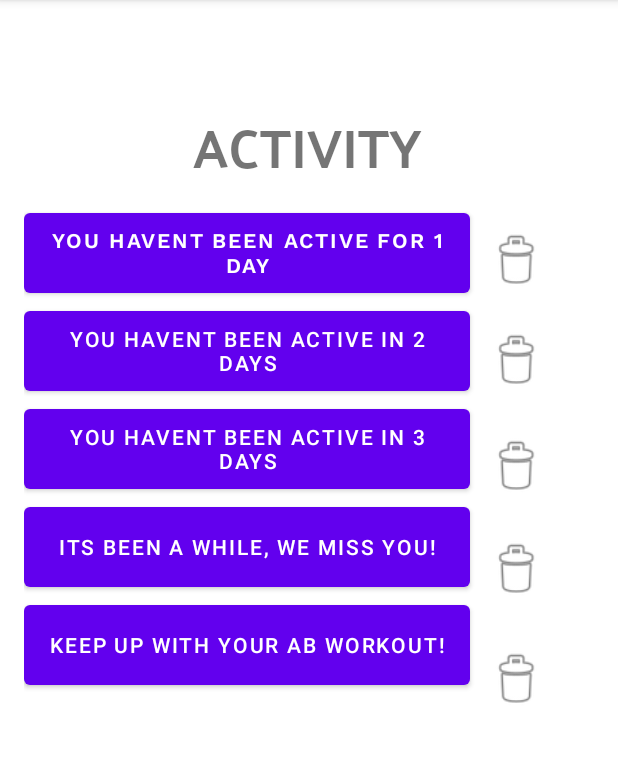
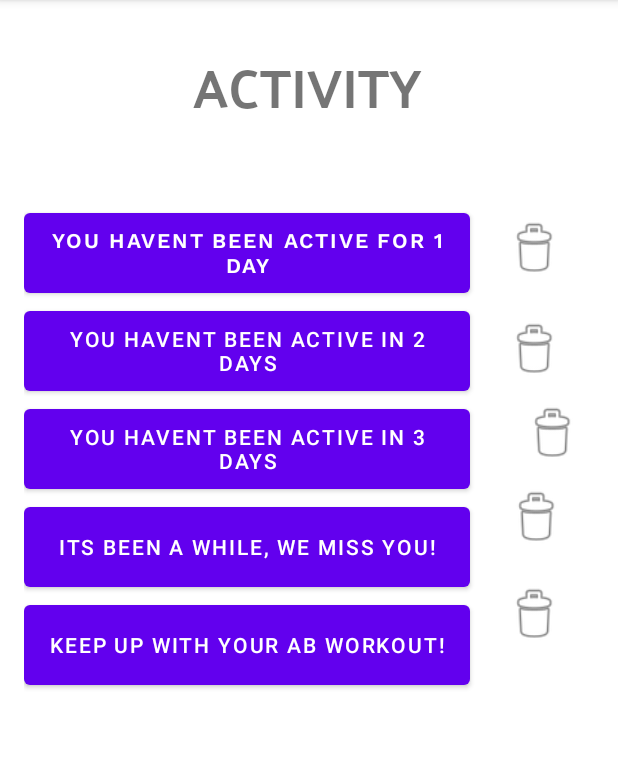
Before and after one commit to ppandya12/IndividualProject2021, an Android app: the fragment NotificationsFragment shown on its own in the app's theme, on a phone screen of 412 x 824 dp, the part 84-846 px from its top. Run offline under Robolectric (Android 15) with nearby library versions, the phone set to English and light mode, and no system bars.

Commit message:
rearrangements and constrains

```diff
--- a/MyApplication/app/src/main/res/layout/fragment_notifications.xml
+++ b/MyApplication/app/src/main/res/layout/fragment_notifications.xml
@@ -11,14 +11,12 @@
         android:id="@+id/imageView4"
         android:layout_width="41dp"
         android:layout_height="43dp"
+        android:layout_marginStart="13dp"
+        android:layout_marginBottom="35dp"
         android:contentDescription="@string/delete_button"
         android:src="@android:drawable/ic_menu_delete"
-        app:layout_constraintBottom_toBottomOf="parent"
-        app:layout_constraintEnd_toEndOf="parent"
-        app:layout_constraintHorizontal_bias="0.0"
-        app:layout_constraintStart_toEndOf="@+id/linearLayout"
-        app:layout_constraintTop_toTopOf="parent"
-        app:layout_constraintVertical_bias="0.595" />
+        app:layout_constraintBottom_toBottomOf="@+id/text_dashboard2"
+        app:layout_constraintStart_toEndOf="@+id/linearLayout" />
 
     <TextView
         android:id="@+id/text_dashboard2"
@@ -38,14 +36,13 @@
         android:id="@+id/imageView5"
         android:layout_width="41dp"
         android:layout_height="43dp"
+        android:layout_marginStart="12dp"
         android:contentDescription="@string/delete_button"
         android:src="@android:drawable/ic_menu_delete"
         app:layout_constraintBottom_toBottomOf="parent"
-        app:layout_constraintEnd_toEndOf="parent"
-        app:layout_constraintHorizontal_bias="0.0"
         app:layout_constraintStart_toEndOf="@+id/linearLayout"
-        app:layout_constraintTop_toTopOf="parent"
-        app:layout_constraintVertical_bias="0.302" />
+        app:layout_constraintTop_toBottomOf="@+id/imageView4"
+        app:layout_constraintVertical_bias="0.06" />
 
     <ImageView
         android:id="@+id/imageView3"
@@ -53,25 +50,21 @@
         android:layout_height="43dp"
         android:contentDescription="@string/delete_button"
         android:src="@android:drawable/ic_menu_delete"
-        app:layout_constraintBottom_toBottomOf="parent"
+        app:layout_constraintBottom_toTopOf="@+id/imageView4"
         app:layout_constraintEnd_toEndOf="parent"
-        app:layout_constraintHorizontal_bias="0.0"
         app:layout_constraintStart_toEndOf="@+id/linearLayout"
-        app:layout_constraintTop_toTopOf="parent"
-        app:layout_constraintVertical_bias="0.399" />
+        app:layout_constraintTop_toBottomOf="@+id/imageView2" />
 
     <ImageView
         android:id="@+id/imageView2"
         android:layout_width="41dp"
         android:layout_height="43dp"
+        android:layout_marginStart="12dp"
+        android:layout_marginTop="24dp"
         android:contentDescription="@string/delete_button"
         android:src="@android:drawable/ic_menu_delete"
-        app:layout_constraintBottom_toBottomOf="parent"
-        app:layout_constraintEnd_toEndOf="parent"
-        app:layout_constraintHorizontal_bias="0.0"
         app:layout_constraintStart_toEndOf="@+id/linearLayout"
-        app:layout_constraintTop_toTopOf="parent"
-        app:layout_constraintVertical_bias="0.494" />
+        app:layout_constraintTop_toBottomOf="@+id/imageView" />
 
     <LinearLayout
         android:id="@+id/linearLayout"
@@ -123,12 +116,13 @@
         android:id="@+id/textView3"
         android:layout_width="155dp"
         android:layout_height="68dp"
-        android:layout_marginTop="64dp"
+        android:layout_marginTop="24dp"
+        android:layout_marginBottom="376dp"
         android:fontFamily="@font/palanquin_dark"
         android:text="@string/activity_title"
         android:textSize="36sp"
+        app:layout_constraintBottom_toBottomOf="@+id/linearLayout"
         app:layout_constraintEnd_toEndOf="parent"
-        app:layout_constraintHorizontal_bias="0.5"
         app:layout_constraintStart_toStartOf="parent"
         app:layout_constraintTop_toTopOf="parent" />
 
@@ -136,13 +130,11 @@
         android:id="@+id/imageView"
         android:layout_width="41dp"
         android:layout_height="43dp"
+        android:layout_marginStart="12dp"
+        android:layout_marginTop="144dp"
         android:contentDescription="@string/delete_button"
         android:src="@android:drawable/ic_menu_delete"
-        app:layout_constraintBottom_toBottomOf="parent"
-        app:layout_constraintEnd_toEndOf="parent"
-        app:layout_constraintHorizontal_bias="0.0"
         app:layout_constraintStart_toEndOf="@+id/linearLayout"
-        app:layout_constraintTop_toTopOf="parent"
-        app:layout_constraintVertical_bias="0.21" />
+        app:layout_constraintTop_toTopOf="parent" />
 
 </androidx.constraintlayout.widget.ConstraintLayout>
```
Also changed, not shown: MyApplication/app/src/main/res/layout/fragment_dashboard.xml (+21 -12 lines), MyApplication/app/src/main/res/layout/fragment_home.xml (+16 -13 lines).
